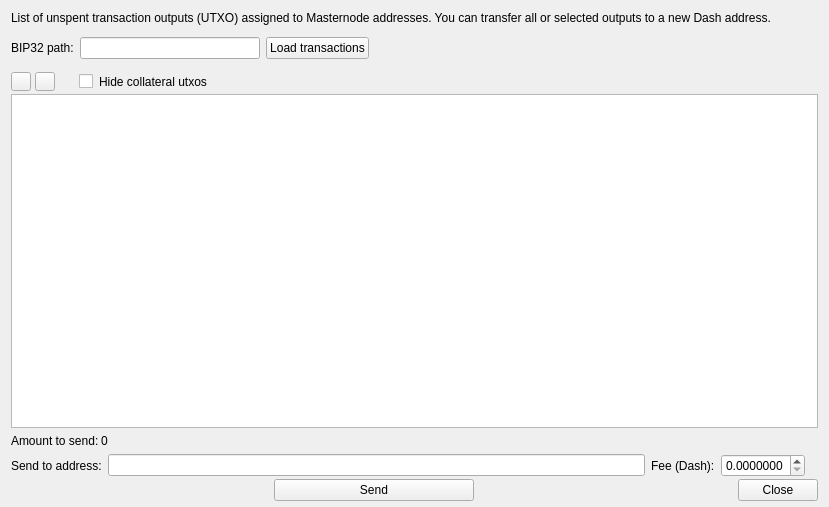
The window that src/ui/ui_send_payout_dlg.ui (Bertrand256/dash-masternode-tool) describes before a commit, drawn with Qt 5.
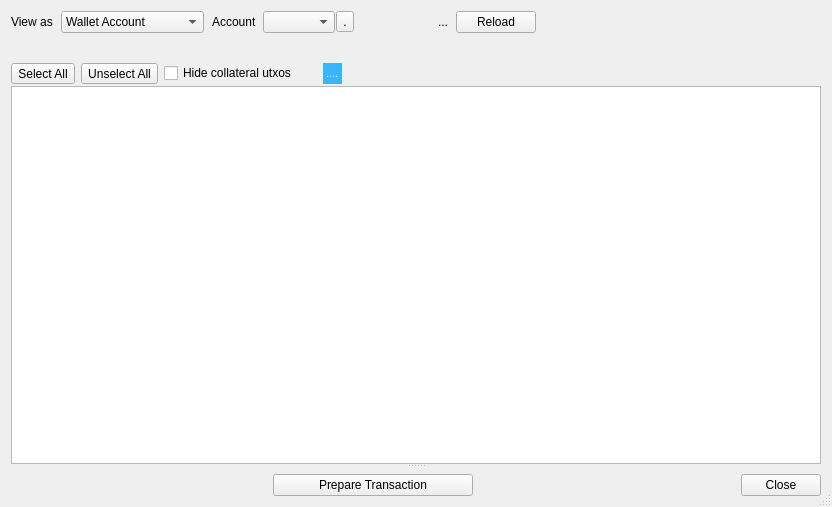
The same window after the commit. The open tabs and pages were chosen to show the change.

Commit message: - Dash Testnet support - Trezor T support - switching between different configurations - config files encryption with hardware wallets - toolbar and main menu in main window - improvements in payment dialog: multiple recipients, improved UTXO selection, saving recipient list in an external file - transaction preview window - proposal dialog: additional filtering, voting on multiple proposals at once - uploading firmware to hardware wallets (dedicated mainly to upload a custom firmware with testnet support)

```diff
--- a/src/ui/ui_send_payout_dlg.ui
+++ b/src/ui/ui_send_payout_dlg.ui
@@ -6,78 +6,225 @@
    <rect>
     <x>0</x>
     <y>0</y>
-    <width>829</width>
+    <width>832</width>
     <height>507</height>
    </rect>
   </property>
+  <property name="sizePolicy">
+   <sizepolicy hsizetype="Preferred" vsizetype="Preferred">
+    <horstretch>0</horstretch>
+    <verstretch>0</verstretch>
+   </sizepolicy>
+  </property>
   <property name="windowTitle">
    <string>Dialog</string>
   </property>
+  <property name="sizeGripEnabled">
+   <bool>true</bool>
+  </property>
   <property name="modal">
    <bool>true</bool>
   </property>
   <layout class="QVBoxLayout" name="verticalLayout">
+   <item>
+    <widget class="QWidget" name="pnl_input" native="true">
+     <layout class="QVBoxLayout" name="verticalLayout_4">
    <property name="spacing">
+       <number>0</number>
+      </property>
+      <property name="leftMargin">
+       <number>0</number>
+      </property>
+      <property name="topMargin">
+       <number>0</number>
+      </property>
+      <property name="rightMargin">
+       <number>0</number>
+      </property>
+      <property name="bottomMargin">
+       <number>0</number>
+      </property>
+      <item>
+       <layout class="QHBoxLayout" name="lay_input">
+        <property name="spacing">
+         <number>8</number>
+        </property>
+        <item>
+         <widget class="QLabel" name="label_3">
+          <property name="text">
+           <string>View as</string>
+          </property>
+         </widget>
+        </item>
+        <item>
+         <widget class="QComboBox" name="cbo_address_source_mode">
+          <property name="sizePolicy">
+           <sizepolicy hsizetype="Fixed" vsizetype="Fixed">
+            <horstretch>0</horstretch>
+            <verstretch>0</verstretch>
+           </sizepolicy>
+          </property>
+          <property name="minimumSize">
+           <size>
+            <width>0</width>
+            <height>0</height>
+           </size>
+          </property>
+          <property name="maximumSize">
+           <size>
+            <width>160</width>
+            <height>16777215</height>
+           </size>
+          </property>
+          <item>
+           <property name="text">
+            <string>Wallet Account</string>
+           </property>
+          </item>
+          <item>
+           <property name="text">
+            <string>BIP32 Path</string>
+           </property>
+          </item>
+          <item>
+           <property name="text">
+            <string>Masternode Address</string>
+           </property>
+          </item>
+         </widget>
+        </item>
+        <item>
+         <widget class="QStackedWidget" name="sw_address_source">
+          <property name="sizePolicy">
+           <sizepolicy hsizetype="Maximum" vsizetype="Maximum">
+            <horstretch>0</horstretch>
+            <verstretch>0</verstretch>
+           </sizepolicy>
+          </property>
+          <property name="currentIndex">
     <number>2</number>
    </property>
+          <widget class="QWidget" name="wdg_address_source_1">
+           <property name="sizePolicy">
+            <sizepolicy hsizetype="Maximum" vsizetype="Preferred">
+             <horstretch>0</horstretch>
+             <verstretch>0</verstretch>
+            </sizepolicy>
+           </property>
+           <layout class="QHBoxLayout" name="horizontalLayout_6" stretch="0,0,0,0,0">
+            <property name="spacing">
+             <number>1</number>
+            </property>
+            <property name="leftMargin">
+             <number>0</number>
+            </property>
+            <property name="topMargin">
+             <number>0</number>
+            </property>
+            <property name="rightMargin">
+             <number>0</number>
+            </property>
    <property name="bottomMargin">
-    <number>6</number>
+             <number>0</number>
    </property>
    <item>
-    <widget class="QLabel" name="lblMessage">
+             <widget class="QLabel" name="lbl_account">
      <property name="text">
-      <string>List of unspent transaction outputs (UTXO) assigned to Masternode addresses. You can transfer all or selected outputs to a new Dash address.</string>
-     </property>
-     <property name="wordWrap">
-      <bool>true</bool>
-     </property>
-     <property name="openExternalLinks">
-      <bool>true</bool>
-     </property>
-     <property name="textInteractionFlags">
-      <set>Qt::LinksAccessibleByMouse|Qt::TextSelectableByMouse</set>
-     </property>
+               <string>Account  </string>
+              </property>
+             </widget>
+            </item>
+            <item>
+             <widget class="QComboBox" name="cbo_hw_account_nr"/>
+            </item>
+            <item>
+             <widget class="QToolButton" name="btn_add_hw_account_nr">
+              <property name="toolTip">
+               <string>Add new account number</string>
+              </property>
+              <property name="text">
+               <string>.</string>
+              </property>
     </widget>
    </item>
    <item>
-    <widget class="QWidget" name="pnlSourceAddress" native="true">
-     <layout class="QHBoxLayout" name="horizontalLayout_5" stretch="0,0,0,0">
+             <spacer name="horizontalSpacer_6">
+              <property name="orientation">
+               <enum>Qt::Horizontal</enum>
+              </property>
+              <property name="sizeHint" stdset="0">
+               <size>
+                <width>40</width>
+                <height>20</height>
+               </size>
+              </property>
+             </spacer>
+            </item>
+            <item>
+             <widget class="QLabel" name="lbl_hw_account_base_path">
+              <property name="text">
+               <string>...</string>
+              </property>
+             </widget>
+            </item>
+           </layout>
+          </widget>
+          <widget class="QWidget" name="wdg_address_source_2">
+           <property name="sizePolicy">
+            <sizepolicy hsizetype="Maximum" vsizetype="Preferred">
+             <horstretch>0</horstretch>
+             <verstretch>0</verstretch>
+            </sizepolicy>
+           </property>
+           <layout class="QHBoxLayout" name="horizontalLayout_2">
       <property name="leftMargin">
        <number>0</number>
       </property>
       <property name="topMargin">
-       <number>10</number>
+             <number>0</number>
       </property>
       <property name="rightMargin">
        <number>0</number>
       </property>
       <property name="bottomMargin">
-       <number>3</number>
+             <number>0</number>
       </property>
       <item>
        <widget class="QLabel" name="lblSourceBip32Path">
         <property name="text">
-         <string>BIP32 path:</string>
+               <string>BIP32 path</string>
         </property>
        </widget>
       </item>
       <item>
-       <widget class="QLineEdit" name="edtSourceBip32Path">
+             <widget class="QLineEdit" name="edt_src_bip32_path">
+              <property name="sizePolicy">
+               <sizepolicy hsizetype="Fixed" vsizetype="Fixed">
+                <horstretch>0</horstretch>
+                <verstretch>0</verstretch>
+               </sizepolicy>
+              </property>
         <property name="maximumSize">
          <size>
-          <width>180</width>
+                <width>100</width>
           <height>16777215</height>
          </size>
         </property>
+              <property name="styleSheet">
+               <string notr="true">background-color: lightgray;</string>
+              </property>
+              <property name="readOnly">
+               <bool>true</bool>
+              </property>
        </widget>
       </item>
       <item>
-       <widget class="QPushButton" name="btnLoadTransactions">
+             <widget class="QToolButton" name="btn_src_bip32_path">
+              <property name="toolTip">
+               <string>Change BIP32 path</string>
+              </property>
         <property name="text">
-         <string>Load transactions</string>
-        </property>
-        <property name="autoDefault">
-         <bool>false</bool>
+               <string>...</string>
         </property>
        </widget>
       </item>
@@ -96,11 +243,114 @@
       </item>
      </layout>
     </widget>
-   </item>
-   <item>
+          <widget class="QWidget" name="wdg_address_source_3">
     <layout class="QHBoxLayout" name="horizontalLayout">
+            <property name="leftMargin">
+             <number>0</number>
+            </property>
+            <property name="topMargin">
+             <number>0</number>
+            </property>
+            <property name="rightMargin">
+             <number>0</number>
+            </property>
+            <property name="bottomMargin">
+             <number>0</number>
+            </property>
+            <item>
+             <widget class="QLabel" name="lbl_src_masternode">
+              <property name="text">
+               <string>Masternode</string>
+              </property>
+             </widget>
+            </item>
+            <item>
+             <widget class="QComboBox" name="cbo_src_masternodes"/>
+            </item>
+            <item>
+             <spacer name="horizontalSpacer_7">
+              <property name="orientation">
+               <enum>Qt::Horizontal</enum>
+              </property>
+              <property name="sizeHint" stdset="0">
+               <size>
+                <width>40</width>
+                <height>20</height>
+               </size>
+              </property>
+             </spacer>
+            </item>
+           </layout>
+          </widget>
+         </widget>
+        </item>
+        <item>
+         <widget class="QPushButton" name="btnLoadTransactions">
+          <property name="text">
+           <string>Reload</string>
+          </property>
+          <property name="autoDefault">
+           <bool>false</bool>
+          </property>
+         </widget>
+        </item>
+        <item>
+         <spacer name="horizontalSpacer_5">
+          <property name="orientation">
+           <enum>Qt::Horizontal</enum>
+          </property>
+          <property name="sizeHint" stdset="0">
+           <size>
+            <width>40</width>
+            <height>20</height>
+           </size>
+          </property>
+         </spacer>
+        </item>
+       </layout>
+      </item>
+     </layout>
+    </widget>
+   </item>
+   <item>
+    <widget class="QSplitter" name="splitter">
+     <property name="orientation">
+      <enum>Qt::Vertical</enum>
+     </property>
+     <widget class="QWidget" name="main_widget" native="true">
+      <layout class="QVBoxLayout" name="verticalLayout_2">
      <property name="spacing">
-      <number>4</number>
+        <number>2</number>
+       </property>
+       <property name="leftMargin">
+        <number>0</number>
+       </property>
+       <property name="topMargin">
+        <number>0</number>
+       </property>
+       <property name="rightMargin">
+        <number>0</number>
+       </property>
+       <property name="bottomMargin">
+        <number>0</number>
+       </property>
+       <item>
+        <widget class="QLabel" name="lbl_message_2">
+         <property name="text">
+          <string/>
+         </property>
+         <property name="openExternalLinks">
+          <bool>true</bool>
+         </property>
+         <property name="textInteractionFlags">
+          <set>Qt::LinksAccessibleByMouse|Qt::TextSelectableByMouse</set>
+         </property>
+        </widget>
+       </item>
+       <item>
+        <layout class="QHBoxLayout" name="horizontalLayout_4">
+         <property name="spacing">
+          <number>6</number>
      </property>
      <property name="topMargin">
       <number>8</number>
@@ -108,45 +358,73 @@
      <item>
       <widget class="QToolButton" name="btnCheckAll">
        <property name="toolTip">
-        <string>Check all utxos</string>
-       </property>
-       <property name="text">
         <string/>
        </property>
+           <property name="text">
+            <string>Select All</string>
+           </property>
        <property name="iconSize">
         <size>
          <width>12</width>
          <height>12</height>
         </size>
        </property>
+           <property name="toolButtonStyle">
+            <enum>Qt::ToolButtonTextBesideIcon</enum>
+           </property>
       </widget>
      </item>
      <item>
       <widget class="QToolButton" name="btnUncheckAll">
        <property name="toolTip">
-        <string>Uncheck all utxos</string>
-       </property>
-       <property name="text">
         <string/>
        </property>
+           <property name="text">
+            <string>Unselect All</string>
+           </property>
        <property name="iconSize">
         <size>
          <width>12</width>
          <height>12</height>
         </size>
        </property>
+           <property name="toolButtonStyle">
+            <enum>Qt::ToolButtonTextBesideIcon</enum>
+           </property>
       </widget>
      </item>
      <item>
       <widget class="QCheckBox" name="chbHideCollateralTx">
        <property name="styleSheet">
-        <string notr="true">margin-left:20px</string>
+            <string notr="true"/>
        </property>
        <property name="text">
         <string>Hide collateral utxos</string>
        </property>
       </widget>
      </item>
+         <item>
+          <widget class="QLabel" name="lbl_message">
+           <property name="styleSheet">
+            <string notr="true">margin-left:20px;
+font-size:11px;
+background-color: rgb(56, 181, 255);
+color: rgb(255, 255, 255);</string>
+           </property>
+           <property name="text">
+            <string>....</string>
+           </property>
+           <property name="wordWrap">
+            <bool>false</bool>
+           </property>
+           <property name="openExternalLinks">
+            <bool>true</bool>
+           </property>
+           <property name="textInteractionFlags">
+            <set>Qt::LinksAccessibleByMouse|Qt::TextSelectableByMouse</set>
+           </property>
+          </widget>
+         </item>
      <item>
       <spacer name="horizontalSpacer_3">
        <property name="orientation">
@@ -187,97 +465,38 @@
      </attribute>
     </widget>
    </item>
-   <item>
-    <layout class="QHBoxLayout" name="horizontalLayout_2">
+      </layout>
+     </widget>
+     <widget class="QWidget" name="dest_widget1" native="true">
+      <property name="sizePolicy">
+       <sizepolicy hsizetype="Preferred" vsizetype="Expanding">
+        <horstretch>0</horstretch>
+        <verstretch>0</verstretch>
+       </sizepolicy>
+      </property>
+      <layout class="QVBoxLayout" name="verticalLayout_3">
+       <property name="leftMargin">
+        <number>0</number>
+       </property>
      <property name="topMargin">
-      <number>4</number>
+        <number>0</number>
+       </property>
+       <property name="rightMargin">
+        <number>0</number>
      </property>
      <property name="bottomMargin">
-      <number>4</number>
+        <number>0</number>
      </property>
      <item>
-      <widget class="QLabel" name="lblAmountText">
-       <property name="sizePolicy">
-        <sizepolicy hsizetype="Maximum" vsizetype="Preferred">
-         <horstretch>0</horstretch>
-         <verstretch>0</verstretch>
-        </sizepolicy>
-       </property>
-       <property name="text">
-        <string>Amount to send:</string>
-       </property>
-      </widget>
-     </item>
-     <item>
-      <widget class="QLabel" name="lblAmount">
-       <property name="sizePolicy">
-        <sizepolicy hsizetype="Minimum" vsizetype="Preferred">
-         <horstretch>0</horstretch>
-         <verstretch>0</verstretch>
-        </sizepolicy>
-       </property>
-       <property name="text">
-        <string>0</string>
-       </property>
-      </widget>
-     </item>
-    </layout>
-   </item>
-   <item>
-    <layout class="QHBoxLayout" name="horizontalLayout_4">
-     <property name="spacing">
-      <number>6</number>
-     </property>
-     <item>
-      <widget class="QLabel" name="label">
-       <property name="text">
-        <string>Send to address:</string>
-       </property>
-       <property name="alignment">
-        <set>Qt::AlignLeading|Qt::AlignLeft|Qt::AlignVCenter</set>
-       </property>
-      </widget>
-     </item>
-     <item>
-      <widget class="QLineEdit" name="edtDestAddress"/>
-     </item>
-     <item>
-      <widget class="QLabel" name="label_2">
-       <property name="text">
-        <string>Fee (Dash):</string>
-       </property>
-       <property name="alignment">
-        <set>Qt::AlignLeading|Qt::AlignLeft|Qt::AlignVCenter</set>
-       </property>
-      </widget>
-     </item>
-     <item>
-      <widget class="QDoubleSpinBox" name="edtTxFee">
-       <property name="maximumSize">
-        <size>
-         <width>100</width>
-         <height>16777215</height>
-        </size>
-       </property>
-       <property name="decimals">
-        <number>7</number>
-       </property>
-       <property name="maximum">
-        <double>0.100000000000000</double>
-       </property>
-       <property name="singleStep">
-        <double>0.000010000000000</double>
-       </property>
-      </widget>
-     </item>
-     <item>
-      <widget class="QLabel" name="lblSatPerByteFee">
-       <property name="text">
-        <string/>
-       </property>
-      </widget>
-     </item>
-    </layout>
+        <widget class="QFrame" name="dest_widget">
+         <property name="frameShape">
+          <enum>QFrame::StyledPanel</enum>
+         </property>
+        </widget>
+       </item>
+      </layout>
+     </widget>
+    </widget>
    </item>
    <item>
     <layout class="QHBoxLayout" name="horizontalLayout_3">
@@ -315,7 +534,7 @@
         </size>
        </property>
        <property name="text">
-        <string>Send</string>
+        <string>Prepare Transaction</string>
        </property>
        <property name="autoDefault">
         <bool>false</bool>
```
Lines whose indentation alone changed are shown as unchanged. The commit also changes 65 other files.
